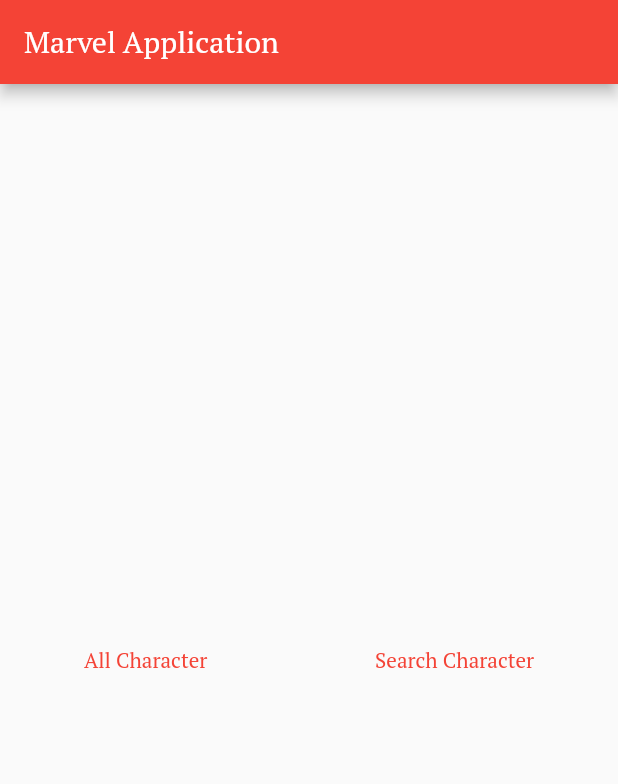
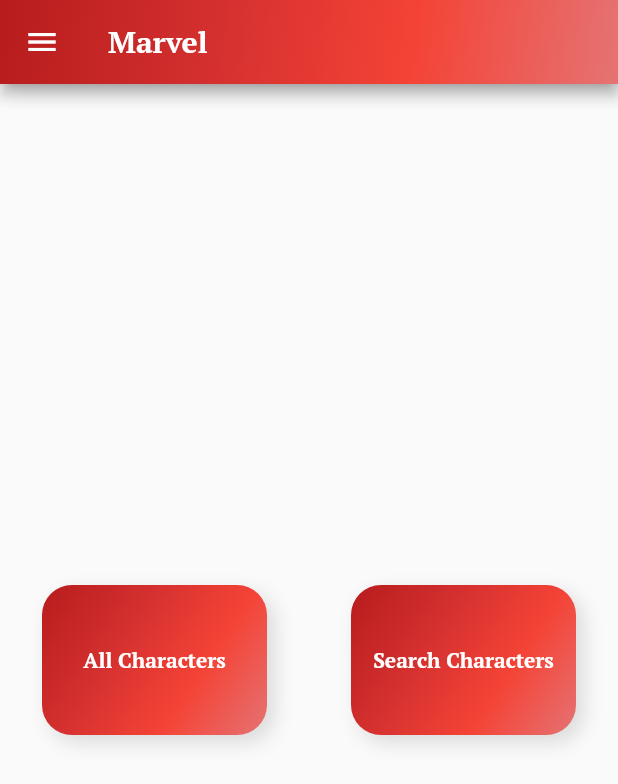
Before and after one commit to 1lucassousa/test_marvel_application, a Flutter app: the screen it shows after launch, on a phone screen of 412 x 824 dp. Shown: the top 784 px of the screen. Run offline on Flutter 3.47's test engine with Material 2 defaults, Android fonts, the light colour scheme and no system bars; our stand-ins replace dartz, dio, flutter_modular; missing offline and left inert: custom_progress_dialog.

Commit message:
Create Drawer and alter buttons colors

```diff
--- a/lib/modules/test_marvel_application/presenter/home_page.dart
+++ b/lib/modules/test_marvel_application/presenter/home_page.dart
@@ -20,17 +20,78 @@
   @override
   Widget build(BuildContext context) {
     return Scaffold(
+      drawer: Drawer(
+        child: ListView(
+          padding: EdgeInsets.zero,
+          children: [
+            UserAccountsDrawerHeader(
+              accountName: Text('Lucas de Jesus Sousa'),
+              accountEmail: Text('Test for Flutter Developer'),
+              currentAccountPicture: CircleAvatar(
+                radius: 30,
+                child: Image.asset("assets/user.png"),
+              ),
+              decoration: BoxDecoration(
+                gradient: LinearGradient(
+                  colors: [
+                    Colors.red.shade900,
+                    Colors.red.shade700,
+                    Colors.red.shade500,
+                    Colors.red.shade300,
+                  ],
+                  begin: Alignment.topLeft,
+                  end: Alignment.bottomRight,
+                ),
+                boxShadow: [
+                  BoxShadow(
+                    color: Colors.black12,
+                    offset: Offset(5, 5),
+                    blurRadius: 10,
+                  )
+                ],
+              ),
+            ),
+            ListTile(
+              title: Text('Sair'),
+              onTap: () {},
+            ),
+          ],
+        ),
+      ),
       appBar: AppBar(
-        title: Text('Marvel Application'),
+        title: Text(
+          'Marvel',
+          style: TextStyle(fontWeight: FontWeight.bold),
+        ),
+        flexibleSpace: Container(
+          decoration: BoxDecoration(
+            gradient: LinearGradient(
+              colors: [
+                Colors.red.shade900,
+                Colors.red.shade700,
+                Colors.red.shade500,
+                Colors.red.shade300,
+              ],
+              begin: Alignment.topLeft,
+              end: Alignment.bottomRight,
+            ),
+            boxShadow: [
+              BoxShadow(
+                color: Colors.black12,
+                offset: Offset(5, 5),
+                blurRadius: 10,
+              )
+            ],
+          ),
+        ),
       ),
       body: Container(
         child: Center(
           child: Row(
             mainAxisAlignment: MainAxisAlignment.spaceAround,
             children: [
-              TextButton(
-                child: Text("All Character"),
-                onPressed: () async {
+              GestureDetector(
+                onTap: () async {
                   _progressDialog.showProgressDialog(context);
 
                   CharacterPageController.clear();
@@ -53,10 +114,42 @@
                     _alert(context, (result).error.status);
                   }
                 },
+                child: Container(
+                  width: 150,
+                  height: 100,
+                  decoration: BoxDecoration(
+                    gradient: LinearGradient(
+                      colors: [
+                        Colors.red.shade900,
+                        Colors.red.shade700,
+                        Colors.red.shade500,
+                        Colors.red.shade300,
+                      ],
+                      begin: Alignment.topLeft,
+                      end: Alignment.bottomRight,
+                    ),
+                    borderRadius: BorderRadius.circular(20),
+                    boxShadow: [
+                      BoxShadow(
+                        color: Colors.black12,
+                        offset: Offset(5, 5),
+                        blurRadius: 10,
+                      )
+                    ],
+                  ),
+                  child: Center(
+                    child: Text(
+                      'All Characters',
+                      style: TextStyle(
+                        color: Colors.white,
+                        fontWeight: FontWeight.bold,
+                      ),
+                    ),
+                  ),
+                ),
               ),
-              TextButton(
-                child: Text("Search Character"),
-                onPressed: () async {
+              GestureDetector(
+                onTap: () async {
                   CharacterPageController.clear();
                   return Navigator.push(
                     context,
@@ -65,7 +158,40 @@
                     ),
                   );
                 },
-              )
+                child: Container(
+                  width: 150,
+                  height: 100,
+                  decoration: BoxDecoration(
+                    gradient: LinearGradient(
+                      colors: [
+                        Colors.red.shade900,
+                        Colors.red.shade700,
+                        Colors.red.shade500,
+                        Colors.red.shade300,
+                      ],
+                      begin: Alignment.topLeft,
+                      end: Alignment.bottomRight,
+                    ),
+                    borderRadius: BorderRadius.circular(20),
+                    boxShadow: [
+                      BoxShadow(
+                        color: Colors.black12,
+                        offset: Offset(5, 5),
+                        blurRadius: 10,
+                      )
+                    ],
+                  ),
+                  child: Center(
+                    child: Text(
+                      'Search Characters',
+                      style: TextStyle(
+                        color: Colors.white,
+                        fontWeight: FontWeight.bold,
+                      ),
+                    ),
+                  ),
+                ),
+              ),
             ],
           ),
         ),
```
